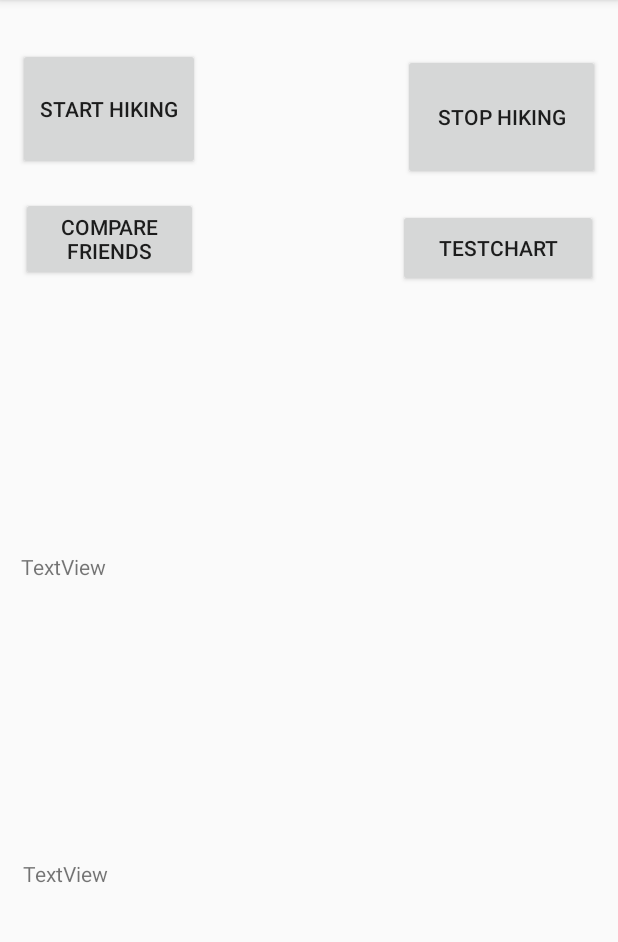
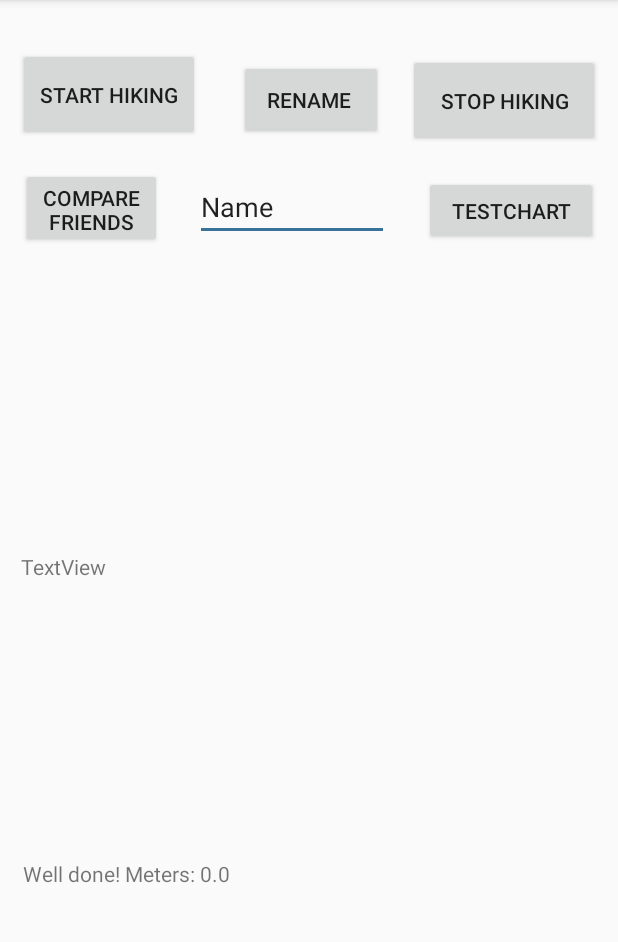
Before and after one commit to schnabeltiere/KungFuWander, an Android app: the ReplacementForFriends screen opened directly, with no data from a screen before it, after a tap on "STOP HIKING", on a phone screen of 412 x 824 dp, the part 84-1026 px from its top. Run offline under Robolectric (Android 15) with nearby library versions, the phone set to English and light mode, and no system bars; our stand-ins replace Firebase (no records; nobody signed in at launch, a user with empty details on screens opened directly); libraries missing offline, so code that uses them is left out: im.delight.android; 4 statements that could not run were skipped.

Commit message:
FIX hiking is null
fixed that user cannot stop hiking which has not yet started. have to look what happens when user closes app...
also cleaned the code a bit
ADD ability to change name

```diff
--- a/app/src/main/java/kungfuwander/main/ReplacementForFriends.java
+++ b/app/src/main/java/kungfuwander/main/ReplacementForFriends.java
@@ -11,8 +11,11 @@ import android.support.v7.app.AlertDialog;
 import android.support.v7.app.AppCompatActivity;
 import android.os.Bundle;
 import android.util.Log;
+import android.view.View;
 import android.widget.Button;
+import android.widget.EditText;
 import android.widget.TextView;
+import android.widget.Toast;
 
 import com.google.firebase.Timestamp;
 import com.google.firebase.firestore.GeoPoint;
@@ -39,16 +42,6 @@ public class ReplacementForFriends extends AppCompatActivity implements SensorEv
         tvSteps = findViewById(R.id.tvSteps);
         tvHikes = findViewById(R.id.tvHikes);
 
-        Button btnStartHiking = findViewById(R.id.btnStartHiking);
-        Button btnStopHiking = findViewById(R.id.btnStopHiking);
-        Button btnTestChart = findViewById(R.id.btnTestChart);
-        Button btnCompareFriends = findViewById(R.id.btnCompareFriends);
-
-        btnStartHiking.setOnClickListener(v -> startHiking());
-        btnStopHiking.setOnClickListener(v -> stopStepCounter());
-        btnTestChart.setOnClickListener(v -> openChart());
-        btnCompareFriends.setOnClickListener(v -> compareFriends());
-
         simpleLocation = setUpSimpleLocation();
 
         // if we can't access the location yet
@@ -57,21 +50,18 @@ public class ReplacementForFriends extends AppCompatActivity implements SensorEv
             SimpleLocation.openSettings(this);
         }
 
-        simpleLocation.setListener(() -> {
-            // new location data has been received and can be accessed
-            double latitude = simpleLocation.getLatitude();
-            double longitude = simpleLocation.getLongitude();
+        setUpStartHiking();
+        setUpStopHiking();
+        setUpChartIntent();
+        setUpCompareFriendsIntent();
+        // just for testing, remove later
+        setUpRename();
+    }
 
-            GeoPoint geoPoint = new GeoPoint(latitude, longitude);
-            if (actualHiking == null) {
-                Log.w(TAG, "No actualHiking init...");
-            } else {
-                actualHiking.addGeoPoint(geoPoint);
-                tvHikes.setText("Added: " + geoPoint.toString() + ", size of actualHiking: " + actualHiking.getGeoPoints().size());
-                Log.d(TAG, "Added: " + geoPoint.toString() + ", size of actualHiking: " + actualHiking.getGeoPoints().size());
-            }
-        });
-
+    private void setUpRename() {
+        Button btnRename = findViewById(R.id.btnRename);
+        EditText name = findViewById(R.id.editTextNameRename);
+        btnRename.setOnClickListener(v -> FireBaseHelper.updateLoggedInUserName(name.getText().toString()));
     }
 
     private SimpleLocation setUpSimpleLocation() {
@@ -84,48 +74,44 @@ public class ReplacementForFriends extends AppCompatActivity implements SensorEv
         return new SimpleLocation(context, requireFineGranularity, passiveMode, updateIntervalInMilliseconds, requireNewLocation);
     }
 
-    @Override
-    public void onResume() {
-        super.onResume();
+    private SimpleLocation.Listener defineCustomListener() {
+        return () -> {
+            // new location data has been received and can be accessed
+            double latitude = simpleLocation.getLatitude();
+            double longitude = simpleLocation.getLongitude();
 
-        // make the device update its location
-        simpleLocation.beginUpdates();
-    }
-
-    @Override
-    public void onPause() {
-        super.onPause();
-
-        // stop location updates (saves battery)
-        simpleLocation.endUpdates();
-    }
-
-    @Deprecated
-    private void updateUserNameToJustin() {
-        FireBaseHelper.updateLoggedInUserName("Justin");
-    }
-
-    private void compareFriends() {
-        Intent intent = new Intent(this, FriendsList.class);
-        startActivity(intent);
-    }
-
-    private void openChart() {
-        Intent intent = new Intent(this, TestRecentHikings.class);
-        startActivity(intent);
+            GeoPoint geoPoint = new GeoPoint(latitude, longitude);
+            if (actualHiking == null) {
+                tvHikes.setText("No actualHiking init..." + Math.random());
+                Log.w(TAG, "No actualHiking init, should not happen, listener should be detached");
+            } else {
+                actualHiking.addGeoPoint(geoPoint);
+                tvHikes.setText("Added: " + geoPoint.toString() + ", size of actualHiking: " + actualHiking.getGeoPoints().size());
+                Log.d(TAG, "Added: " + geoPoint.toString() + ", size of actualHiking: " + actualHiking.getGeoPoints().size());
+            }
+        };
     }
 
     private void stopStepCounter() {
-        // TODO: 16.05.2019 stop this and stop geo request
         // look if steps < 100
-        // now just add actualHiking and stop it
+        // crashes if hiking is null
+        if (actualHiking == null){
+            Toast.makeText(this, "You haven't even started yet", Toast.LENGTH_SHORT).show();
+            Log.d(TAG, "Hiking didn't start");
+            return;
+        }
+
         actualHiking.setSteps(currentSteps);
         actualHiking.setEnd(Timestamp.now());
         // TODO: 16.05.2019 fetch locations and time
 
         FireBaseHelper.addToLoggedInUser(actualHiking);
-        stopStickyNotification();
+        stopStickyNotification(); // also stop step counter
+        simpleLocation.endUpdates();
         // TODO: 22.05.2019 maybe congrats for walking
+
+        tvHikes.setText("Well done! Meters: " + actualHiking.inMeter());
+        actualHiking = null;
     }
 
     private void stopStickyNotification() {
@@ -143,7 +129,6 @@ public class ReplacementForFriends extends AppCompatActivity implements SensorEv
     }
 
     private void startHiking() {
-        // TODO: 20.05.2019 warning if actualHiking is already started
         // let user decide what to because hiking is already started
         if (actualHiking != null) {
             AlertDialog.Builder builder = new AlertDialog.Builder(this)
@@ -167,6 +152,9 @@ public class ReplacementForFriends extends AppCompatActivity implements SensorEv
 
         showStickyNotification();
         startStepCounter();
+
+        simpleLocation.setListener(defineCustomListener()); // should i start?
+        simpleLocation.beginUpdates();
     }
 
     private void startStepCounter() {
@@ -178,9 +166,31 @@ public class ReplacementForFriends extends AppCompatActivity implements SensorEv
             Objects.requireNonNull(sensorManager).registerListener(this, sensor,
                     SensorManager.SENSOR_DELAY_UI);
         } catch (NullPointerException ne) {
-            currentSteps = 4711; // so there is something in database
             Log.w(TAG, "something is null at sensor for steps - happens at emulator", ne);
         }
+    }
+
+    private void setUpStartHiking(){
+        Button btnStartHiking = findViewById(R.id.btnStartHiking);
+        btnStartHiking.setOnClickListener(v -> startHiking());
+    }
+    private void setUpStopHiking(){
+        Button btnStopHiking = findViewById(R.id.btnStopHiking);
+        btnStopHiking.setOnClickListener(v -> stopStepCounter());
+    }
+    private void setUpChartIntent(){
+        Button btnTestChart = findViewById(R.id.btnTestChart);
+        btnTestChart.setOnClickListener(v -> {
+            Intent intent = new Intent(this, TestRecentHikings.class);
+            startActivity(intent);
+        });
+    }
+    private void setUpCompareFriendsIntent(){
+        Button btnCompareFriends = findViewById(R.id.btnCompareFriends);
+        btnCompareFriends.setOnClickListener(v -> {
+            Intent intent = new Intent(this, FriendsList.class);
+            startActivity(intent);
+        });
     }
 
     @Override
@@ -197,4 +207,20 @@ public class ReplacementForFriends extends AppCompatActivity implements SensorEv
 
     }
 
+    @Override
+    public void onResume() {
+        super.onResume();
+
+        // make the device update its location
+        simpleLocation.beginUpdates();
+    }
+
+    @Override
+    public void onPause() {
+        super.onPause();
+
+        // stop location updates (saves battery)
+        simpleLocation.endUpdates();
+    }
+
 }
--- a/app/src/main/res/layout/activity_replacement_for_friends.xml
+++ b/app/src/main/res/layout/activity_replacement_for_friends.xml
@@ -7,7 +7,7 @@
     <Button
         android:id="@+id/btnStartHiking"
         android:layout_width="121dp"
-        android:layout_height="81dp"
+        android:layout_height="62dp"
         android:layout_alignParentEnd="true"
         android:layout_marginStart="12dp"
         android:layout_marginTop="32dp"
@@ -31,8 +31,8 @@
 
     <Button
         android:id="@+id/btnStopHiking"
-        android:layout_width="131dp"
-        android:layout_height="84dp"
+        android:layout_width="128dp"
+        android:layout_height="62dp"
         android:layout_alignParentEnd="true"
         android:layout_alignParentBottom="true"
         android:layout_marginTop="36dp"
@@ -57,8 +57,8 @@
 
     <Button
         android:id="@+id/btnTestChart"
-        android:layout_width="133dp"
-        android:layout_height="52dp"
+        android:layout_width="116dp"
+        android:layout_height="46dp"
         android:layout_alignParentStart="true"
         android:layout_marginTop="19dp"
         android:layout_marginEnd="13dp"
@@ -68,8 +68,8 @@
 
     <Button
         android:id="@+id/btnCompareFriends"
-        android:layout_width="118dp"
-        android:layout_height="56dp"
+        android:layout_width="94dp"
+        android:layout_height="53dp"
         android:layout_below="@id/btnStartHiking"
         android:layout_alignParentEnd="true"
         android:layout_marginStart="14dp"
@@ -78,4 +78,30 @@
         app:layout_constraintStart_toStartOf="parent"
         app:layout_constraintTop_toBottomOf="@+id/btnStartHiking" />
 
+    <Button
+        android:id="@+id/btnRename"
+        android:layout_width="96dp"
+        android:layout_height="53dp"
+        android:layout_marginStart="28dp"
+        android:layout_marginTop="40dp"
+        android:layout_marginEnd="19dp"
+        android:text="Rename "
+        app:layout_constraintEnd_toStartOf="@+id/btnStopHiking"
+        app:layout_constraintStart_toEndOf="@+id/btnStartHiking"
+        app:layout_constraintTop_toTopOf="parent" />
+
+    <EditText
+        android:id="@+id/editTextNameRename"
+        android:layout_width="129dp"
+        android:layout_height="43dp"
+        android:layout_marginStart="22dp"
+        android:layout_marginTop="23dp"
+        android:layout_marginEnd="23dp"
+        android:ems="10"
+        android:inputType="textPersonName"
+        android:text="Name"
+        app:layout_constraintEnd_toStartOf="@+id/btnTestChart"
+        app:layout_constraintStart_toEndOf="@+id/btnCompareFriends"
+        app:layout_constraintTop_toBottomOf="@+id/btnStartHiking" />
+
 </android.support.constraint.ConstraintLayout>
```
